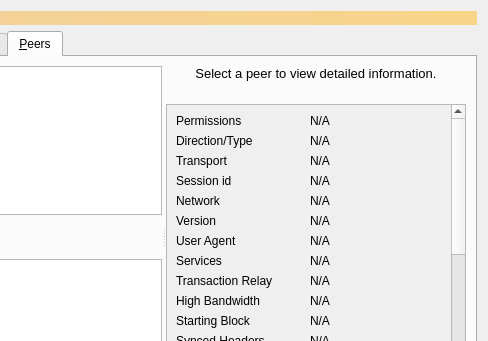
Old version of the form src/qt/forms/debugwindow.ui in the repository bitcoincore-dev/bitcoin-2001-863168-294116-d812cf1189; both pictures show x 260 to 748 and y 0 to 341 of the 748 by 430 pixel window.
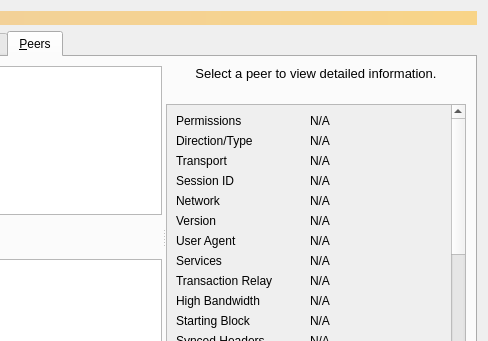
New version of the form. The open tabs and pages were chosen to show the change. Icons and pictures are not drawn. Custom widgets are drawn as their Qt base class.

Commit message:
gui: debugwindow: update session ID tooltip
remove "if any"

Github-Pull: gui#788
Rebased-From: 3bf00e13609eefa6ddb11353519bb1aec2342513

What changed in the file:
```diff
--- a/src/qt/forms/debugwindow.ui
+++ b/src/qt/forms/debugwindow.ui
@@ -1116,7 +1116,7 @@
                   <string>The BIP324 session id string in hex, if any.</string>
                  </property>
                  <property name="text">
-                  <string>Session id</string>
+                  <string>Session ID</string>
                  </property>
                 </widget>
                </item>
```
Left out of the diff: 2 changed lines with no effect on the pictures.
